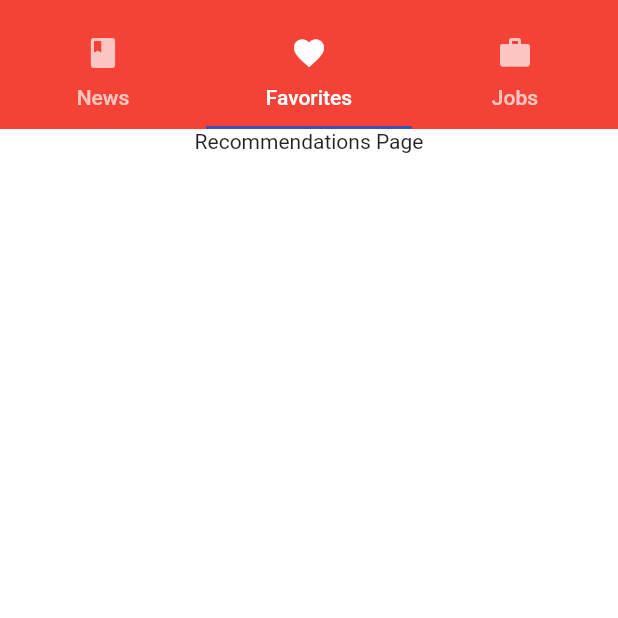
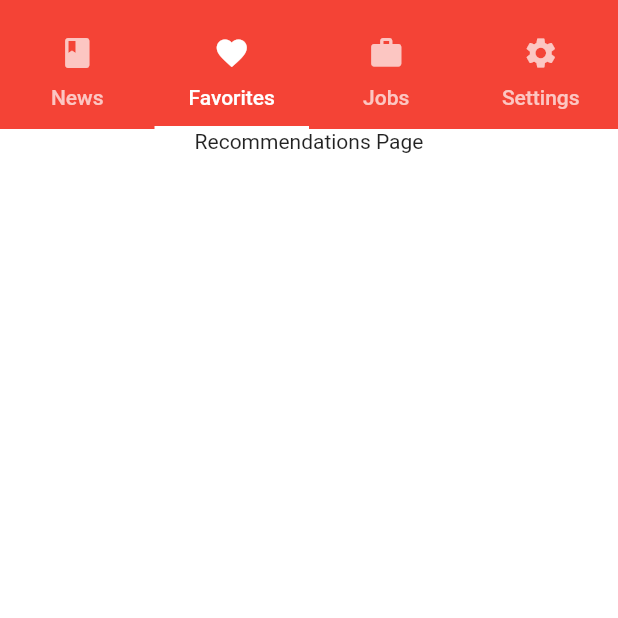
Before and after one commit to Rodrigolmti/newstter-flutter-hackathon, a Flutter app: the screen it shows after launch, tab 2 chosen, on a phone screen of 412 x 824 dp, the top half of it. Run offline on Flutter 3.47's test engine with Material 2 defaults, Android fonts, the phone set to English and light mode, and no system bars; missing offline and left inert: hack19.

Commit message:
Adding settings page

```diff
--- a/lib/app.dart
+++ b/lib/app.dart
@@ -16,7 +16,7 @@ class _NewstterAppState extends State<NewstterApp> {
         primarySwatch: Colors.indigo,
       ),
       home: DefaultTabController(
-        length: 3,
+        length: 4,
         child: HomeScreen(),
       ),
     );
--- a/lib/screens/home_screen.dart
+++ b/lib/screens/home_screen.dart
@@ -39,6 +39,7 @@ class _HomeScreenState extends State<HomeScreen> {
               children: <Widget>[
                 new Expanded(child: new Container()),
                 TabBar(
+                  indicatorColor: Colors.white,
                   tabs: [
                     Tab(
                       icon: Icon(Icons.book),
@@ -51,6 +52,10 @@ class _HomeScreenState extends State<HomeScreen> {
                     Tab(
                       icon: Icon(Icons.work),
                       text: 'Jobs',
+                    ),
+                    Tab(
+                      icon: Icon(Icons.settings),
+                      text: 'Settings',
                     ),
                   ],
                 ),
@@ -78,6 +83,9 @@ class _HomeScreenState extends State<HomeScreen> {
           ),
           Column(
             children: <Widget>[Text("Jobs Page")],
+          ),
+          Column(
+            children: <Widget>[Text("Settings Page")],
           ),
         ],
       );
```
